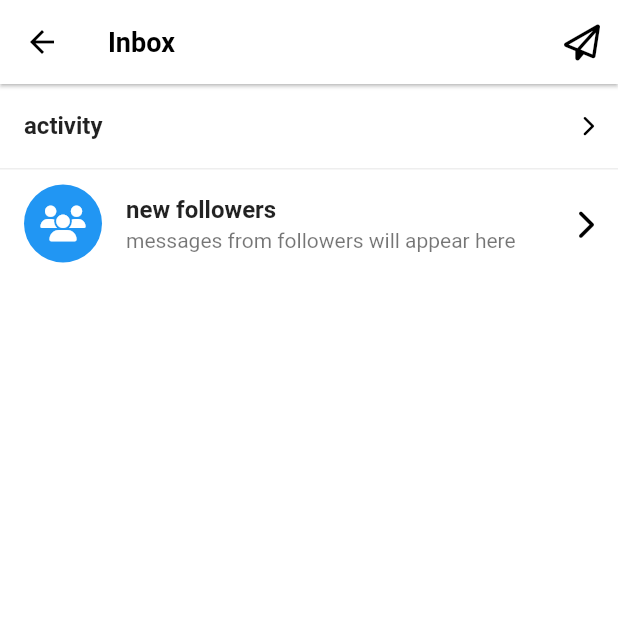
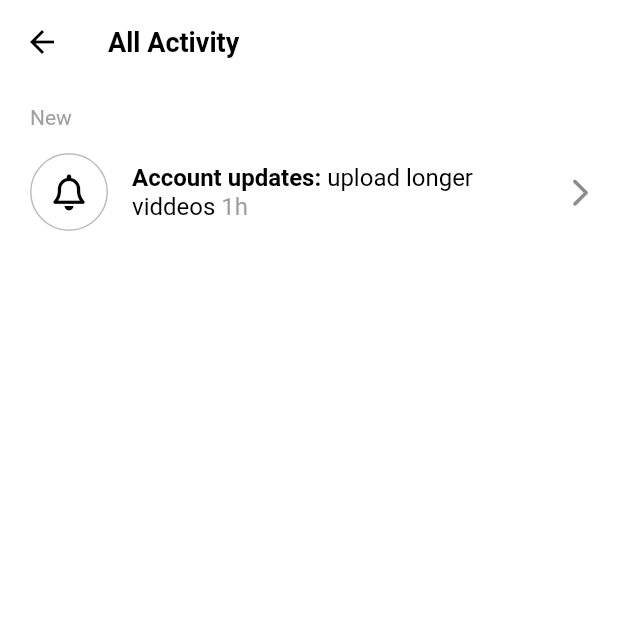
Before and after one commit to wogks/kill_tiktok, a Flutter app: the InboxScreen screen opened directly, after a tap on "activity", on a phone screen of 412 x 824 dp, the top half of it. Run offline on Flutter 3.47's test engine with Material 2 defaults, Android fonts, the phone set to English and light mode, and no system bars; our stand-ins replace font_awesome_flutter, marquee, video_player, visibility_detector; network calls fail.

Commit message:
Feat: rich text

```diff
--- /dev/null
+++ b/lib/features/inbox/activity_screen.dart
@@ -0,0 +1,71 @@
+import 'package:flutter/material.dart';
+import 'package:font_awesome_flutter/font_awesome_flutter.dart';
+import 'package:kill_tiktok/constants/gaps.dart';
+import 'package:kill_tiktok/constants/sizes.dart';
+
+class ActivityScreen extends StatelessWidget {
+  const ActivityScreen({super.key});
+
+  @override
+  Widget build(BuildContext context) {
+    return Scaffold(
+      appBar: AppBar(
+        title: const Text('All Activity'),
+      ),
+      body: ListView(
+        padding: const EdgeInsets.symmetric(horizontal: Sizes.size20),
+        children: [
+          Gaps.v14,
+          Text(
+            'New',
+            style:
+                TextStyle(fontSize: Sizes.size14, color: Colors.grey.shade500),
+          ),
+          Gaps.v14,
+          ListTile(
+            //padding of listile
+            contentPadding: EdgeInsets.zero,
+            leading: Container(
+              width: Sizes.size52,
+              decoration: BoxDecoration(
+                  border: Border.all(
+                      color: Colors.grey.shade400, width: Sizes.size1),
+                  shape: BoxShape.circle,
+                  color: Colors.white),
+              child: const Center(
+                  child: FaIcon(
+                FontAwesomeIcons.bell,
+                color: Colors.black,
+              )),
+            ),
+            title: RichText(
+              text: TextSpan(
+                text: 'Account updates:',
+                style: const TextStyle(
+                    fontWeight: FontWeight.w600,
+                    color: Colors.black,
+                    fontSize: Sizes.size16),
+                children: [
+                  const TextSpan(
+                    text: " upload longer viddeos",
+                    style: TextStyle(fontWeight: FontWeight.normal),
+                  ),
+                  TextSpan(
+                    text: " 1h",
+                    style: TextStyle(
+                        fontWeight: FontWeight.normal,
+                        color: Colors.grey.shade500),
+                  ),
+                ],
+              ),
+            ),
+            trailing: const FaIcon(
+              FontAwesomeIcons.chevronRight,
+              size: Sizes.size20,
+            ),
+          )
+        ],
+      ),
+    );
+  }
+}
--- a/lib/features/inbox/inbox_screen.dart
+++ b/lib/features/inbox/inbox_screen.dart
@@ -1,11 +1,19 @@
 import 'package:flutter/material.dart';
 import 'package:font_awesome_flutter/font_awesome_flutter.dart';
 import 'package:kill_tiktok/constants/sizes.dart';
+import 'package:kill_tiktok/features/inbox/activity_screen.dart';
+
+import '../../constants/gaps.dart';
 
 class InboxScreen extends StatelessWidget {
   const InboxScreen({super.key});
 
   void _onDmPressed() {}
+
+  void _onActivityTab(BuildContext context) {
+    Navigator.of(context)
+        .push(MaterialPageRoute(builder: (context) => const ActivityScreen()));
+  }
 
   @override
   Widget build(BuildContext context) {
@@ -22,7 +30,7 @@ class InboxScreen extends StatelessWidget {
       body: ListView(
         children: [
           ListTile(
-            onTap: () {},
+            onTap: () => _onActivityTab(context),
             title: const Text(
               'activity',
               style: TextStyle(
@@ -35,6 +43,7 @@ class InboxScreen extends StatelessWidget {
             ),
           ),
           Container(height: Sizes.size1, color: Colors.grey.shade200),
+          Gaps.v8,
           ListTile(
             leading: Container(
               width: Sizes.size52,
--- a/lib/main.dart
+++ b/lib/main.dart
@@ -16,6 +16,10 @@ class MyApp extends StatelessWidget {
         debugShowCheckedModeBanner: false,
         title: 'tiktok killer',
         theme: ThemeData(
+          //클릭했을때 스플래시칼라가 없어진다
+          //splashColor: Colors.transparent,
+          //아예 없어진다 색깔이
+          //highlightColor: Colors.transparent,
           scaffoldBackgroundColor: Colors.white,
           primaryColor: const Color(0xFFE9435A),
           textSelectionTheme:
```
